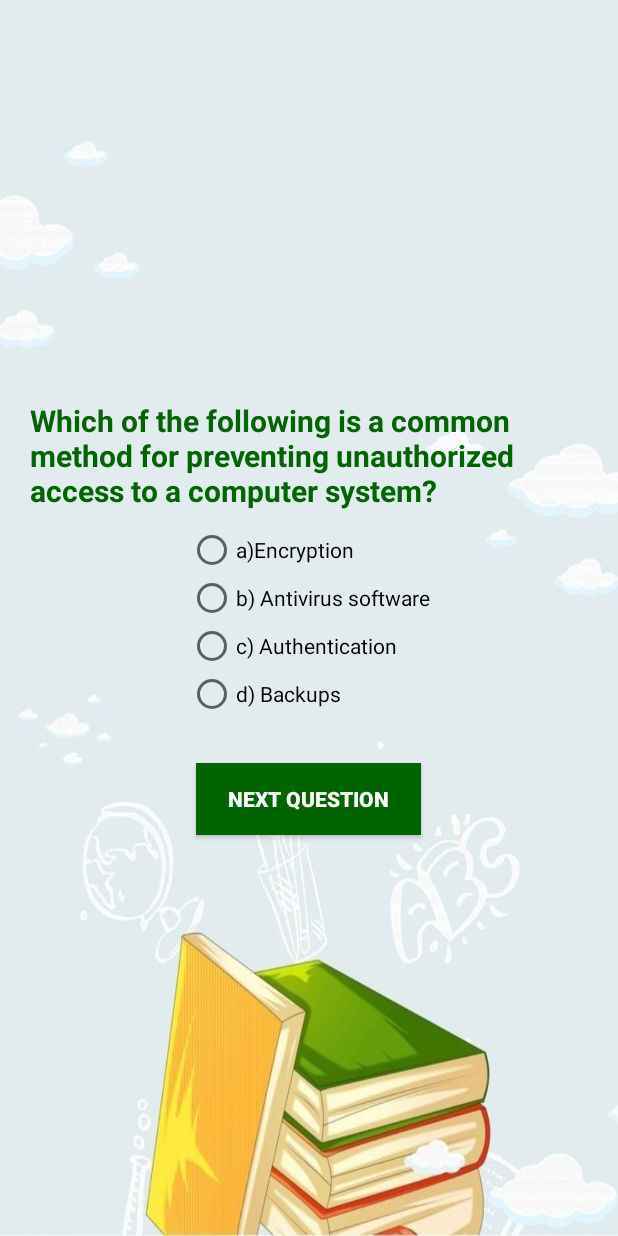
After one commit to Dasunwee/Knowly, an Android app: the QuizActivity screen opened directly, with no data from a screen before it, on a phone screen of 412 x 824 dp. The commit adds this screen. Run offline under Robolectric (Android 15) with nearby library versions, the phone set to English and light mode, and no system bars.

Commit message:
Added Quizzes

```diff
--- /dev/null
+++ b/app/src/main/java/com/example/myapplication/Question.java
@@ -0,0 +1,25 @@
+package com.example.myapplication;
+
+public class Question {
+    private String question;
+    private String[] options;
+    private int correctAnswerIndex;
+
+    public Question(String question, String[] options, int correctAnswerIndex) {
+        this.question = question;
+        this.options = options;
+        this.correctAnswerIndex = correctAnswerIndex;
+    }
+
+    public String getQuestion() {
+        return question;
+    }
+
+    public String[] getOptions() {
+        return options;
+    }
+
+    public int getCorrectAnswerIndex() {
+        return correctAnswerIndex;
+    }
+}
--- /dev/null
+++ b/app/src/main/java/com/example/myapplication/QuizActivity.java
@@ -0,0 +1,98 @@
+package com.example.myapplication;
+
+import android.content.Intent;
+import android.os.Bundle;
+import android.view.View;
+import android.widget.Button;
+import android.widget.RadioButton;
+import android.widget.RadioGroup;
+import android.widget.TextView;
+import android.widget.Toast;
+
+import androidx.appcompat.app.AppCompatActivity;
+
+import java.util.ArrayList;
+import java.util.List;
+
+public class QuizActivity extends AppCompatActivity {
+
+    private TextView questionText;
+    private RadioGroup optionsGroup;
+    private Button nextButton;
+
+    private List<Question> questionList;
+    private int currentQuestionIndex = 0;
+    private int score = 0;
+
+    @Override
+    protected void onCreate(Bundle savedInstanceState) {
+        super.onCreate(savedInstanceState);
+        setContentView(R.layout.activity_quiz);
+
+        // Initialize UI components
+        questionText = findViewById(R.id.question_text);
+        optionsGroup = findViewById(R.id.options_group);
+        nextButton = findViewById(R.id.next_button);
+
+        // Load quiz questions
+        loadQuestions();
+        showQuestion();
+
+        // Set button click listener
+        nextButton.setOnClickListener(v -> checkAnswer());
+    }
+
+    private void loadQuestions() {
+        questionList = new ArrayList<>();
+        questionList.add(new Question("Which of the following is a common method for preventing unauthorized access to a computer system?",
+                new String[]{"a)Encryption", "b) Antivirus software", "c) Authentication", "d) Backups"}, 2));
+        questionList.add(new Question("What is the primary purpose of a firewall?",
+                new String[]{"a) To encrypt sensitive data", "b) To monitor network traffic and block unauthorized access", "c) To prevent physical theft of hardware", "d) To ensure data privacy in cloud computing"}, 1));
+        questionList.add(new Question("Which of the following is an example of social engineering?",
+                new String[]{"a) Phishing", "b) Brute force attack", "c) SQL injection", "d) Denial of Service (DoS)"}, 0));
+        questionList.add(new Question("What does the term \"malware\" refer to?",
+                new String[]{"a) Software designed to perform malicious actions on a computer system", "b) A type of encryption algorithm", "c) A technique to secure communication channels", "d) A hardware device used for security"}, 0));
+        questionList.add(new Question("Which of the following is a best practice for creating a strong password?",
+                new String[]{"a) Use only lowercase letters", "b) Use a mix of uppercase and lowercase letters, numbers, and special characters", "c) Use personal information like your name and birthdate", "d) Use the same password for multiple accounts"}, 0));
+    }
+
+
+
+
+    private void showQuestion() {
+        if (currentQuestionIndex < questionList.size()) {
+            Question q = questionList.get(currentQuestionIndex);
+            questionText.setText(q.getQuestion());
+
+            optionsGroup.removeAllViews();
+            for (int i = 0; i < q.getOptions().length; i++) {
+                RadioButton radioButton = new RadioButton(this);
+                radioButton.setText(q.getOptions()[i]);
+                radioButton.setId(i);
+                optionsGroup.addView(radioButton);
+            }
+        } else {
+            // Quiz completed, show result
+            Intent intent = new Intent(QuizActivity.this, QuizResultActivity.class);
+            intent.putExtra("SCORE", score);
+            intent.putExtra("TOTAL", questionList.size());
+            startActivity(intent);
+            finish();
+        }
+    }
+
+    private void checkAnswer() {
+        int selectedId = optionsGroup.getCheckedRadioButtonId();
+        if (selectedId == -1) {
+            Toast.makeText(this, "Please select an answer", Toast.LENGTH_SHORT).show();
+            return;
+        }
+
+        if (selectedId == questionList.get(currentQuestionIndex).getCorrectAnswerIndex()) {
+            score++;
+        }
+
+        currentQuestionIndex++;
+        showQuestion();
+    }
+}
--- /dev/null
+++ b/app/src/main/res/layout/activity_quiz.xml
@@ -0,0 +1,38 @@
+<?xml version="1.0" encoding="utf-8"?>
+<LinearLayout xmlns:android="http://schemas.android.com/apk/res/android"
+    android:layout_width="match_parent"
+    android:layout_height="match_parent"
+    android:orientation="vertical"
+    android:background="@drawable/quizzes"
+    android:gravity="center"
+
+    android:padding="20dp">
+
+    <TextView
+        android:id="@+id/question_text"
+        android:layout_width="wrap_content"
+        android:layout_height="wrap_content"
+        android:textSize="20sp"
+        android:textStyle="bold"
+        android:textColor="@color/dark_green"
+        android:text="Result will be displayed here" />
+
+    <RadioGroup
+        android:id="@+id/options_group"
+        android:layout_width="wrap_content"
+        android:layout_height="wrap_content"
+        android:padding="10dp"
+
+        android:orientation="vertical" />
+
+    <Button
+        android:id="@+id/next_button"
+        android:layout_width="150dp"
+        android:layout_height="wrap_content"
+        android:text="Next Question"
+        android:textColor="#ffffff"
+        android:padding="10dp"
+        android:textStyle="bold"
+        android:background="@color/dark_green"
+        android:layout_marginTop="20dp" />
+</LinearLayout>
```
Also changed, not shown: app/src/main/AndroidManifest.xml (+10 -0 lines), app/src/main/java/com/example/myapplication/Page9.java (+13 -0 lines), app/src/main/java/com/example/myapplication/QuizResultActivity.java (added, +44 -0 lines), app/src/main/java/com/example/myapplication/page11.java (+14 -0 lines), app/src/main/java/com/example/myapplication/page8.java (+22 -2 lines), app/src/main/java/com/example/myapplication/quiz.java (added, +24 -0 lines), app/src/main/java/com/example/myapplication/quiz_result.java (added, +24 -0 lines), app/src/main/res/layout/activity_page11.xml (+12 -11 lines), app/src/main/res/layout/activity_page8.xml (+22 -29 lines), app/src/main/res/layout/activity_quiz_result.xml (added, +39 -0 lines).
